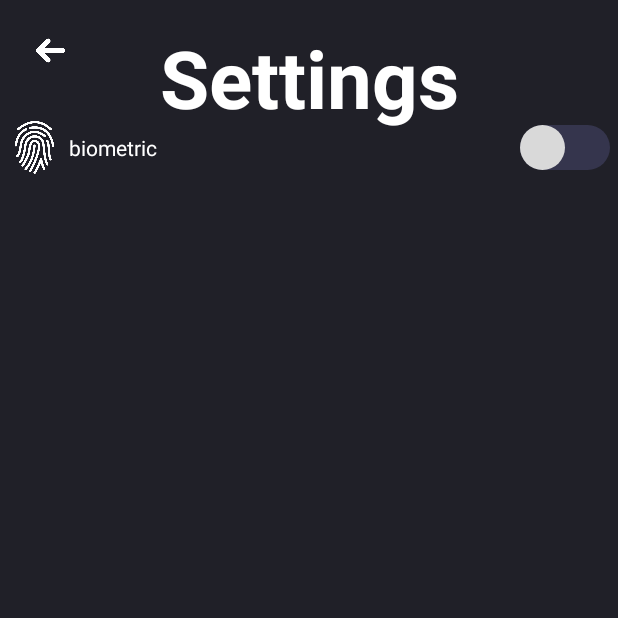
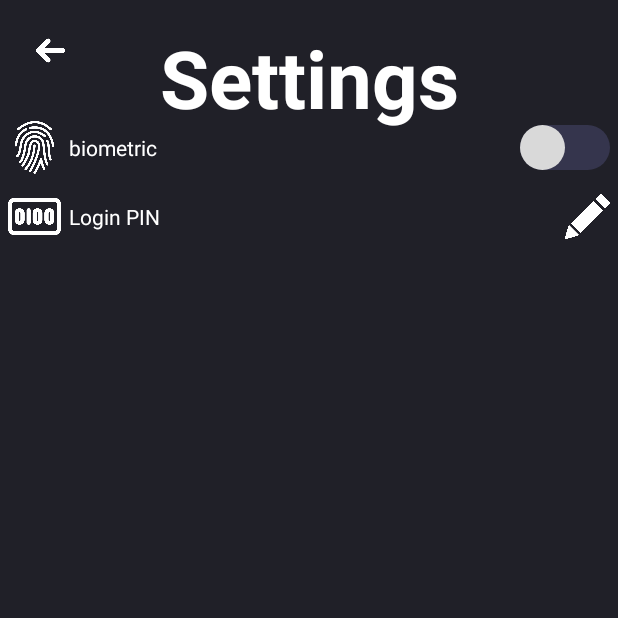
Before and after one commit to RiseGhost/PassWord_Storage, an Android app: the Settings screen opened directly, with no data from a screen before it, on a phone screen of 412 x 824 dp, the top half of it. Run offline under Robolectric (Android 15) with nearby library versions, the phone set to English and light mode, and no system bars.

Commit message:
Change Login PIN

```diff
--- a/app/src/main/java/com/example/passwordstorage/Settings.java
+++ b/app/src/main/java/com/example/passwordstorage/Settings.java
@@ -1,8 +1,12 @@
 package com.example.passwordstorage;
 
 import androidx.appcompat.app.AppCompatActivity;
+
+import android.content.Intent;
 import android.content.SharedPreferences;
 import android.os.Bundle;
+import android.view.Display;
+import android.widget.ImageButton;
 import android.widget.ImageView;
 import android.widget.Switch;
 
@@ -26,5 +30,12 @@ public class Settings extends AppCompatActivity {
             editor.apply();
         });
         if(bio.equals("true"))      biometric.setChecked(true);
+        ImageButton ChangePIN = findViewById(R.id.imageButtonLapis);
+        ChangePIN.setOnClickListener((event) -> {
+            Intent intent = new Intent(this, Login.class);
+            intent.putExtra("PIN", true);
+            startActivity(intent);
+        });
+
     }
 }
--- a/app/src/main/java/com/example/passwordstorage/XMLElements/PassView.java
+++ b/app/src/main/java/com/example/passwordstorage/XMLElements/PassView.java
@@ -65,8 +65,7 @@ public class PassView extends LinearLayout {
         view.setLayoutParams(layoutParams);
         ImageView copy = view.findViewById(R.id.image_copy);
         copy.setOnClickListener((event) -> {
-            ClipboardManager clipboard = null;
-            clipboard = (ClipboardManager) getContext().getSystemService(Context.CLIPBOARD_SERVICE);
+            ClipboardManager clipboard = (ClipboardManager) getContext().getSystemService(Context.CLIPBOARD_SERVICE);
             ClipData clip = ClipData.newPlainText("Pass", Pass);
             clipboard.setPrimaryClip(clip);
         });
--- a/app/src/main/res/layout/activity_settings.xml
+++ b/app/src/main/res/layout/activity_settings.xml
@@ -47,12 +47,10 @@
                 android:layout_width="match_parent"
                 android:layout_height="wrap_content"
                 android:orientation="horizontal"
-                android:padding="5dp"
-                tools:layout_editor_absoluteX="52dp"
-                tools:layout_editor_absoluteY="1dp">
+                android:padding="5dp">
 
                 <ImageView
-                    android:id="@+id/imageView"
+                    android:id="@+id/imageViewBiometric"
                     android:layout_width="35dp"
                     android:layout_height="35dp"
                     app:srcCompat="@drawable/biometria"
@@ -74,6 +72,37 @@
                     android:track="@drawable/switch_bar" />
             </LinearLayout>
 
+            <LinearLayout
+                android:layout_width="match_parent"
+                android:layout_height="wrap_content"
+                android:orientation="horizontal"
+                android:padding="5dp"
+                android:gravity="center">
+
+                <ImageView
+                    android:id="@+id/imageViewPIN"
+                    android:layout_width="35dp"
+                    android:layout_height="35dp"
+                    app:srcCompat="@drawable/pin"
+                    tools:layout_editor_absoluteX="32dp" />
+
+                <TextView
+                    android:layout_width="0dp"
+                    android:layout_height="match_parent"
+                    android:layout_weight="1"
+                    android:padding="5dp"
+                    android:text="Login PIN"
+                    android:textColor="@color/white"
+                    android:gravity="center_vertical"/>
+
+                <ImageButton
+                    android:id="@+id/imageButtonLapis"
+                    android:layout_width="30dp"
+                    android:layout_height="30dp"
+                    android:background="@drawable/lapis" />
+
+            </LinearLayout>
+
         </LinearLayout>
     </ScrollView>
 
```
Also changed, not shown: app/src/main/java/com/example/passwordstorage/Login.java (+8 -6 lines), app/src/main/res/drawable/lapis.png (added), app/src/main/res/drawable/pin.png (added).
